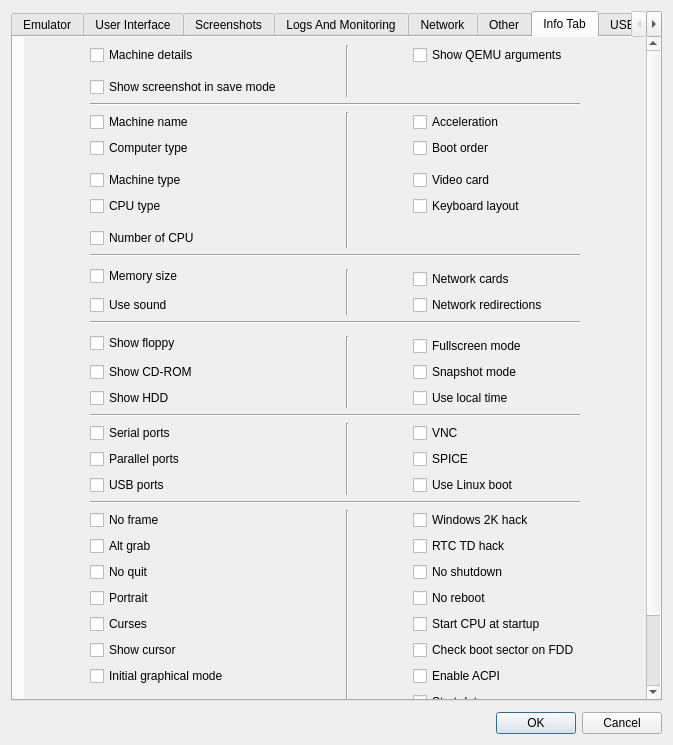
tronx2100/aqemu, file src/Advanced_Settings_Window.ui: the form before one commit.
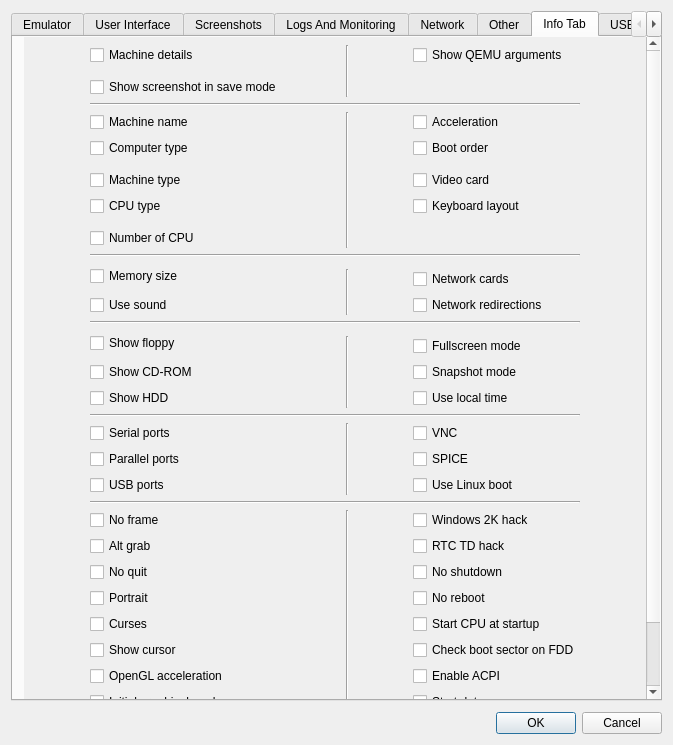
The form after the commit. Icons and pictures are not drawn. Custom widgets are drawn as their Qt base class.

Commit message: VFIO: show unavailable devices with red indicator; add virgl GPU and OpenGL gl=on support

The edit to the form file:
```diff
--- a/src/Advanced_Settings_Window.ui
+++ b/src/Advanced_Settings_Window.ui
@@ -2143,13 +2143,20 @@
             </widget>
            </item>
            <item row="31" column="0">
+             <widget class="QCheckBox" name="CH_Use_OpenGL">
+              <property name="text">
+               <string>OpenGL acceleration</string>
+              </property>
+             </widget>
+            </item>
+            <item row="32" column="0">
             <widget class="QCheckBox" name="CH_Init_Graphical_Mode">
              <property name="text">
               <string>Initial graphical mode</string>
              </property>
             </widget>
            </item>
-           <item row="33" column="0" colspan="3">
+            <item row="34" column="0" colspan="3">
             <widget class="Line" name="line_9">
              <property name="orientation">
               <enum>Qt::Horizontal</enum>
```
Lines whose indentation alone changed are shown as unchanged. The commit also changes 9 other files.
